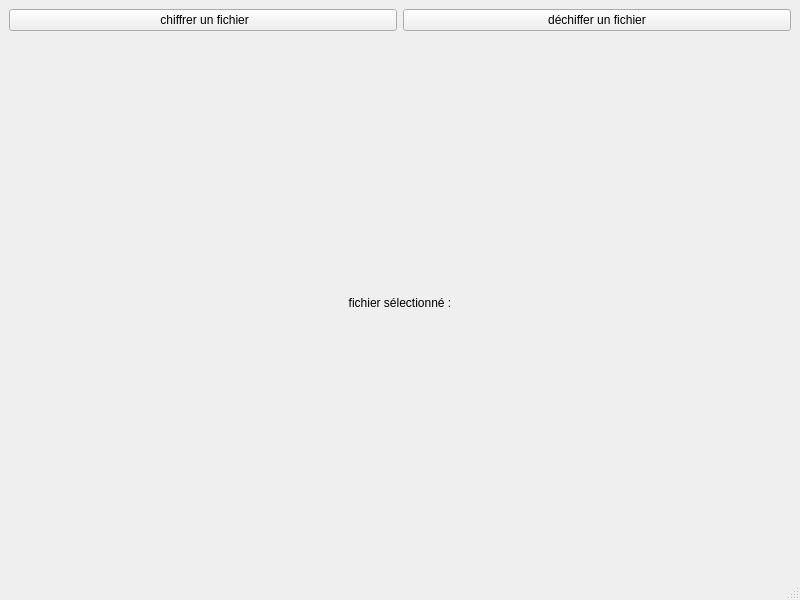
This is UI/mainwindow.ui in Gawdamn/chiffrement_AES as Qt 5 draws it before an edit. The edited form follows.
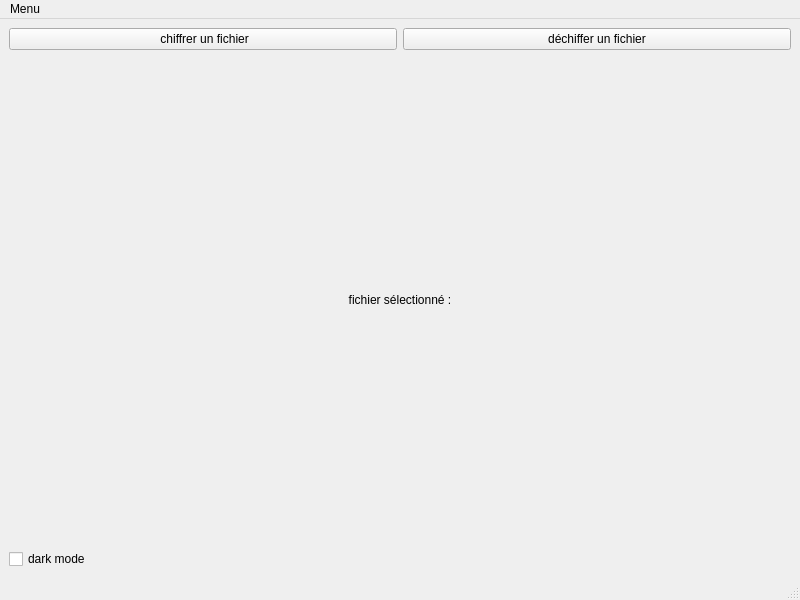
This is the edited form.

Commit message: ajout d'un mode sombre et début d'implémentation d'un menu avec différentes options

```diff
--- a/UI/mainwindow.ui
+++ b/UI/mainwindow.ui
@@ -33,7 +33,7 @@
       </item>
      </layout>
     </item>
-    <item row="1" column="0">
+    <item row="2" column="0">
      <layout class="QHBoxLayout" name="horizontalLayout_2">
       <item>
        <widget class="QLabel" name="fileLabel">
@@ -47,6 +47,13 @@
       </item>
      </layout>
     </item>
+    <item row="3" column="0">
+     <widget class="QCheckBox" name="darkModeCheckBox">
+      <property name="text">
+       <string>dark mode</string>
+      </property>
+     </widget>
+    </item>
    </layout>
   </widget>
   <widget class="QMenuBar" name="menubar">
@@ -58,6 +65,15 @@
      <height>23</height>
     </rect>
    </property>
+   <widget class="QMenu" name="menuMenu">
+    <property name="title">
+     <string>Menu</string>
+    </property>
+    <addaction name="actionOptions"/>
+    <addaction name="actionA_propos"/>
+    <addaction name="actionQuitter"/>
+   </widget>
+   <addaction name="menuMenu"/>
   </widget>
   <widget class="QStatusBar" name="statusbar"/>
  </widget>
```
Left out of the diff: 20 changed lines with no effect on the pictures. The commit also changes 2 other files.
